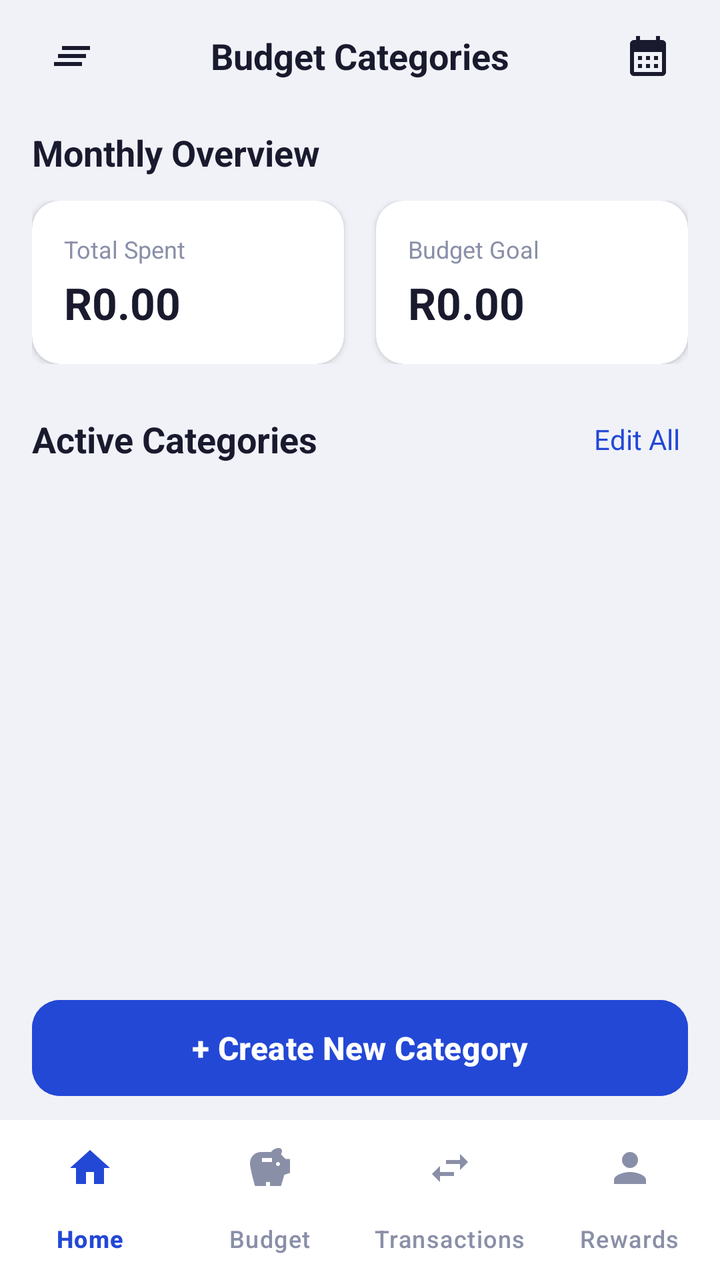
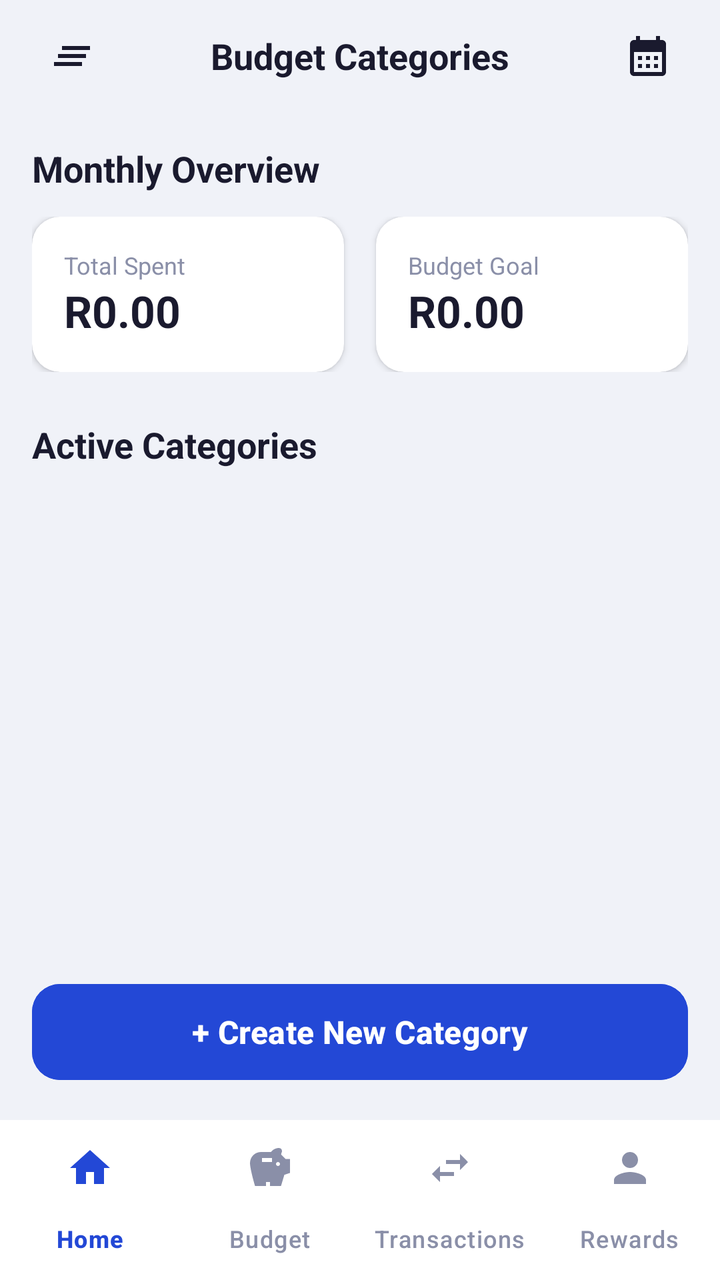

Screens rendered from an Android XML layout before and after an edit, with the pre-edit source and the edit as a unified diff.
<!-- AndroidManifest.xml: application theme Theme.Wallet_wise_app -->
<!-- res/layout/activity_budget.xml -->
<?xml version="1.0" encoding="utf-8"?>
<LinearLayout xmlns:android="http://schemas.android.com/apk/res/android"
    xmlns:app="http://schemas.android.com/apk/res-auto"
    android:layout_width="match_parent"
    android:layout_height="match_parent"
    android:orientation="vertical"
    android:background="#F0F2F8">

    
    <LinearLayout
        android:layout_width="match_parent"
        android:layout_height="56dp"
        android:orientation="horizontal"
        android:gravity="center_vertical"
        android:paddingStart="16dp"
        android:paddingEnd="16dp"
        android:background="#F0F2F8">

        <ImageButton
            android:id="@+id/btnMenu"
            android:layout_width="40dp"
            android:layout_height="40dp"
            android:background="?attr/selectableItemBackgroundBorderless"
            android:src="@drawable/ic_menu"
            android:contentDescription="Menu"
            app:tint="#1A1A2E" />

        <TextView
            android:layout_width="0dp"
            android:layout_height="wrap_content"
            android:layout_weight="1"
            android:text="Budget Categories"
            android:textSize="18sp"
            android:textStyle="bold"
            android:textColor="#1A1A2E"
            android:gravity="center" />

        <ImageButton
            android:id="@+id/btnCalendar"
            android:layout_width="40dp"
            android:layout_height="40dp"
            android:background="?attr/selectableItemBackgroundBorderless"
            android:src="@drawable/ic_calendar_today"
            android:contentDescription="Calendar"
            app:tint="#1A1A2E" />
    </LinearLayout>

    
    <ScrollView
        android:layout_width="match_parent"
        android:layout_height="0dp"
        android:layout_weight="1"
        android:overScrollMode="never"
        android:scrollbarThumbVertical="@android:color/transparent">

        <LinearLayout
            android:layout_width="match_parent"
            android:layout_height="wrap_content"
            android:orientation="vertical"
            android:paddingStart="16dp"
            android:paddingEnd="16dp"
            android:paddingTop="8dp"
            android:paddingBottom="16dp">

            
            <TextView
                android:layout_width="wrap_content"
                android:layout_height="wrap_content"
                android:text="Monthly Overview"
                android:textSize="18sp"
                android:textStyle="bold"
                android:textColor="#1A1A2E"
                android:layout_marginBottom="12dp" />

            
            <LinearLayout
                android:layout_width="match_parent"
                android:layout_height="wrap_content"
                android:orientation="horizontal"
                android:weightSum="2"
                android:layout_marginBottom="24dp">

                
                <androidx.cardview.widget.CardView
                    android:layout_width="0dp"
                    android:layout_height="wrap_content"
                    android:layout_weight="1"
                    android:layout_marginEnd="8dp"
                    app:cardCornerRadius="14dp"
                    app:cardElevation="2dp"
                    app:cardBackgroundColor="#FFFFFF">

                    <LinearLayout
                        android:layout_width="match_parent"
                        android:layout_height="wrap_content"
                        android:orientation="vertical"
                        android:padding="16dp">

                        <TextView
                            android:layout_width="wrap_content"
                            android:layout_height="wrap_content"
                            android:text="Total Spent"
                            android:textSize="12sp"
                            android:textColor="#8A8FA8" />

                        <TextView
                            android:id="@+id/tvTotalSpent"
                            android:layout_width="wrap_content"
                            android:layout_height="wrap_content"
                            android:text="R0.00"
                            android:textSize="22sp"
                            android:textStyle="bold"
                            android:textColor="#1A1A2E"
                            android:layout_marginTop="4dp" />
                    </LinearLayout>
                </androidx.cardview.widget.CardView>

                
                <androidx.cardview.widget.CardView
                    android:layout_width="0dp"
                    android:layout_height="wrap_content"
                    android:layout_weight="1"
                    android:layout_marginStart="8dp"
                    app:cardCornerRadius="14dp"
                    app:cardElevation="2dp"
                    app:cardBackgroundColor="#FFFFFF">

                    <LinearLayout
                        android:layout_width="match_parent"
                        android:layout_height="wrap_content"
                        android:orientation="vertical"
                        android:padding="16dp">

                        <TextView
                            android:layout_width="wrap_content"
                            android:layout_height="wrap_content"
                            android:text="Budget Goal"
                            android:textSize="12sp"
                            android:textColor="#8A8FA8" />

                        <TextView
                            android:id="@+id/tvBudgetGoal"
                            android:layout_width="wrap_content"
                            android:layout_height="wrap_content"
                            android:text="R0.00"
                            android:textSize="22sp"
                            android:textStyle="bold"
                            android:textColor="#1A1A2E"
                            android:layout_marginTop="4dp" />
                    </LinearLayout>
                </androidx.cardview.widget.CardView>
            </LinearLayout>

            
            <LinearLayout
                android:layout_width="match_parent"
                android:layout_height="wrap_content"
                android:orientation="horizontal"
                android:gravity="center_vertical"
                android:layout_marginBottom="12dp">

                <TextView
                    android:layout_width="0dp"
                    android:layout_height="wrap_content"
                    android:layout_weight="1"
                    android:text="Active Categories"
                    android:textSize="18sp"
                    android:textStyle="bold"
                    android:textColor="#1A1A2E" />

                <TextView
                    android:id="@+id/tvEditAll"
                    android:layout_width="wrap_content"
                    android:layout_height="wrap_content"
                    android:text="Edit All"
                    android:textSize="14sp"
                    android:textColor="#2348D6"
                    android:background="?attr/selectableItemBackgroundBorderless"
                    android:padding="4dp" />
            </LinearLayout>

            
            <androidx.recyclerview.widget.RecyclerView
                android:id="@+id/recyclerViewCategories"
                android:layout_width="match_parent"
                android:layout_height="wrap_content"
                android:nestedScrollingEnabled="false"
                android:overScrollMode="never" />

        </LinearLayout>
    </ScrollView>

    
    <LinearLayout
        android:layout_width="match_parent"
        android:layout_height="wrap_content"
        android:orientation="vertical"
        android:background="#F0F2F8"
        android:paddingStart="16dp"
        android:paddingEnd="16dp"
        android:paddingTop="8dp"
        android:paddingBottom="8dp">

        <Button
            android:id="@+id/btnCreateCategory"
            android:layout_width="match_parent"
            android:layout_height="56dp"
            android:text="+ Create New Category"
            android:textSize="16sp"
            android:textStyle="bold"
            android:textColor="@android:color/white"
            android:backgroundTint="#2348D6"
            android:stateListAnimator="@null"
            app:cornerRadius="14dp" />
    </LinearLayout>

    
    <com.google.android.material.bottomnavigation.BottomNavigationView
        android:id="@+id/bottomNavigation"
        android:layout_width="match_parent"
        android:layout_height="wrap_content"
        android:background="#FFFFFF"
        app:itemIconTint="@color/botton_nav_color"
        app:itemTextColor="@color/botton_nav_color"
        app:labelVisibilityMode="labeled"
        app:menu="@menu/bottom_nav_menu" />

</LinearLayout>
<!-- resources referenced by this layout -->
<resources>
  <!-- drawable ic_calendar_today (drawable) -->
  <vector xmlns:android="http://schemas.android.com/apk/res/android" android:height="24dp" android:tint="#000000" android:viewportHeight="24" android:viewportWidth="24" android:width="24dp">
        
      <path android:fillColor="@android:color/white" android:pathData="M19,4h-1V2h-2v2H8V2H6v2H5C3.89,4 3.01,4.9 3.01,6L3,20c0,1.1 0.89,2 2,2h14c1.1,0 2,-0.9 2,-2V6C21,4.9 20.1,4 19,4zM19,20H5V10h14V20zM9,14H7v-2h2V14zM13,14h-2v-2h2V14zM17,14h-2v-2h2V14zM9,18H7v-2h2V18zM13,18h-2v-2h2V18zM17,18h-2v-2h2V18z"/>
      
  </vector>
  <!-- drawable ic_menu (drawable) -->
  <vector xmlns:android="http://schemas.android.com/apk/res/android" android:height="24dp" android:tint="#000000" android:viewportHeight="960" android:viewportWidth="960" android:width="24dp">
        
      <path android:fillColor="@android:color/white" android:pathData="M120,680L120,600L680,600L680,680L120,680ZM200,520L200,440L760,440L760,520L200,520ZM280,360L280,280L840,280L840,360L280,360Z"/>
      
  </vector>
  <style name="Theme.Wallet_wise_app" parent="Base.Theme.Wallet_wise_app" />
  <style name="Base.Theme.Wallet_wise_app" parent="Theme.Material3.DayNight.NoActionBar">
          
          
      </style>
</resources>

<!-- the commit's change to res/layout/activity_budget.xml (unified diff, before → after) -->
@@ -1,20 +1,21 @@
 <?xml version="1.0" encoding="utf-8"?>
-<LinearLayout xmlns:android="http://schemas.android.com/apk/res/android"
+<androidx.constraintlayout.widget.ConstraintLayout xmlns:android="http://schemas.android.com/apk/res/android"
     xmlns:app="http://schemas.android.com/apk/res-auto"
     android:layout_width="match_parent"
     android:layout_height="match_parent"
-    android:orientation="vertical"
     android:background="#F0F2F8">
 
     
     <LinearLayout
+        android:id="@+id/toolbar"
         android:layout_width="match_parent"
         android:layout_height="56dp"
         android:orientation="horizontal"
         android:gravity="center_vertical"
         android:paddingStart="16dp"
         android:paddingEnd="16dp"
-        android:background="#F0F2F8">
+        android:background="#F0F2F8"
+        app:layout_constraintTop_toTopOf="parent">
 
         <ImageButton
             android:id="@+id/btnMenu"
@@ -22,7 +23,6 @@
             android:layout_height="40dp"
             android:background="?attr/selectableItemBackgroundBorderless"
             android:src="@drawable/ic_menu"
-            android:contentDescription="Menu"
             app:tint="#1A1A2E" />
 
         <TextView
@@ -41,28 +41,23 @@
             android:layout_height="40dp"
             android:background="?attr/selectableItemBackgroundBorderless"
             android:src="@drawable/ic_calendar_today"
-            android:contentDescription="Calendar"
             app:tint="#1A1A2E" />
     </LinearLayout>
 
     
-    <ScrollView
+    <androidx.core.widget.NestedScrollView
         android:layout_width="match_parent"
         android:layout_height="0dp"
-        android:layout_weight="1"
-        android:overScrollMode="never"
-        android:scrollbarThumbVertical="@android:color/transparent">
+        android:fillViewport="true"
+        app:layout_constraintTop_toBottomOf="@id/toolbar"
+        app:layout_constraintBottom_toTopOf="@id/btnContainer">
 
         <LinearLayout
             android:layout_width="match_parent"
             android:layout_height="wrap_content"
             android:orientation="vertical"
-            android:paddingStart="16dp"
-            android:paddingEnd="16dp"
-            android:paddingTop="8dp"
-            android:paddingBottom="16dp">
+            android:padding="16dp">
 
-            
             <TextView
                 android:layout_width="wrap_content"
                 android:layout_height="wrap_content"
@@ -72,7 +67,6 @@
                 android:textColor="#1A1A2E"
                 android:layout_marginBottom="12dp" />
 
-            
             <LinearLayout
                 android:layout_width="match_parent"
                 android:layout_height="wrap_content"
@@ -80,29 +74,24 @@
                 android:weightSum="2"
                 android:layout_marginBottom="24dp">
 
-                
                 <androidx.cardview.widget.CardView
                     android:layout_width="0dp"
                     android:layout_height="wrap_content"
                     android:layout_weight="1"
                     android:layout_marginEnd="8dp"
                     app:cardCornerRadius="14dp"
-                    app:cardElevation="2dp"
-                    app:cardBackgroundColor="#FFFFFF">
-
+                    app:cardElevation="2dp">
                     <LinearLayout
                         android:layout_width="match_parent"
                         android:layout_height="wrap_content"
                         android:orientation="vertical"
                         android:padding="16dp">
-
                         <TextView
                             android:layout_width="wrap_content"
                             android:layout_height="wrap_content"
                             android:text="Total Spent"
                             android:textSize="12sp"
                             android:textColor="#8A8FA8" />
-
                         <TextView
                             android:id="@+id/tvTotalSpent"
                             android:layout_width="wrap_content"
@@ -110,34 +99,28 @@
                             android:text="R0.00"
                             android:textSize="22sp"
                             android:textStyle="bold"
-                            android:textColor="#1A1A2E"
-                            android:layout_marginTop="4dp" />
+                            android:textColor="#1A1A2E" />
                     </LinearLayout>
                 </androidx.cardview.widget.CardView>
 
-                
                 <androidx.cardview.widget.CardView
                     android:layout_width="0dp"
                     android:layout_height="wrap_content"
                     android:layout_weight="1"
                     android:layout_marginStart="8dp"
                     app:cardCornerRadius="14dp"
-                    app:cardElevation="2dp"
-                    app:cardBackgroundColor="#FFFFFF">
-
+                    app:cardElevation="2dp">
                     <LinearLayout
                         android:layout_width="match_parent"
                         android:layout_height="wrap_content"
                         android:orientation="vertical"
                         android:padding="16dp">
-
                         <TextView
                             android:layout_width="wrap_content"
                             android:layout_height="wrap_content"
                             android:text="Budget Goal"
                             android:textSize="12sp"
                             android:textColor="#8A8FA8" />
-
                         <TextView
                             android:id="@+id/tvBudgetGoal"
                             android:layout_width="wrap_content"
@@ -145,61 +128,37 @@
                             android:text="R0.00"
                             android:textSize="22sp"
                             android:textStyle="bold"
-                            android:textColor="#1A1A2E"
-                            android:layout_marginTop="4dp" />
+                            android:textColor="#1A1A2E" />
                     </LinearLayout>
                 </androidx.cardview.widget.CardView>
             </LinearLayout>
 
-            
-            <LinearLayout
-                android:layout_width="match_parent"
+            <TextView
+                android:layout_width="wrap_content"
                 android:layout_height="wrap_content"
-                android:orientation="horizontal"
-                android:gravity="center_vertical"
-                android:layout_marginBottom="12dp">
+                android:text="Active Categories"
+                android:textSize="18sp"
+                android:textStyle="bold"
+                android:textColor="#1A1A2E"
+                android:layout_marginBottom="12dp" />
 
-                <TextView
-                    android:layout_width="0dp"
-                    android:layout_height="wrap_content"
-                    android:layout_weight="1"
-                    android:text="Active Categories"
-                    android:textSize="18sp"
-                    android:textStyle="bold"
-                    android:textColor="#1A1A2E" />
-
-                <TextView
-                    android:id="@+id/tvEditAll"
-                    android:layout_width="wrap_content"
-                    android:layout_height="wrap_content"
-                    android:text="Edit All"
-                    android:textSize="14sp"
-                    android:textColor="#2348D6"
-                    android:background="?attr/selectableItemBackgroundBorderless"
-                    android:padding="4dp" />
-            </LinearLayout>
-
-            
             <androidx.recyclerview.widget.RecyclerView
                 android:id="@+id/recyclerViewCategories"
                 android:layout_width="match_parent"
                 android:layout_height="wrap_content"
-                android:nestedScrollingEnabled="false"
-                android:overScrollMode="never" />
+                android:nestedScrollingEnabled="false" />
 
         </LinearLayout>
-    </ScrollView>
+    </androidx.core.widget.NestedScrollView>
 
     
     <LinearLayout
+        android:id="@+id/btnContainer"
         android:layout_width="match_parent"
         android:layout_height="wrap_content"
         android:orientation="vertical"
-        android:background="#F0F2F8"
-        android:paddingStart="16dp"
-        android:paddingEnd="16dp"
-        android:paddingTop="8dp"
-        android:paddingBottom="8dp">
+        android:padding="16dp"
+        app:layout_constraintBottom_toTopOf="@id/bottomNavigation">
 
         <Button
             android:id="@+id/btnCreateCategory"
@@ -210,7 +169,6 @@
             android:textStyle="bold"
             android:textColor="@android:color/white"
             android:backgroundTint="#2348D6"
-            android:stateListAnimator="@null"
             app:cornerRadius="14dp" />
     </LinearLayout>
 
@@ -223,6 +181,7 @@
         app:itemIconTint="@color/botton_nav_color"
         app:itemTextColor="@color/botton_nav_color"
         app:labelVisibilityMode="labeled"
-        app:menu="@menu/bottom_nav_menu" />
+        app:menu="@menu/bottom_nav_menu"
+        app:layout_constraintBottom_toBottomOf="parent" />
 
-</LinearLayout>
+</androidx.constraintlayout.widget.ConstraintLayout>
